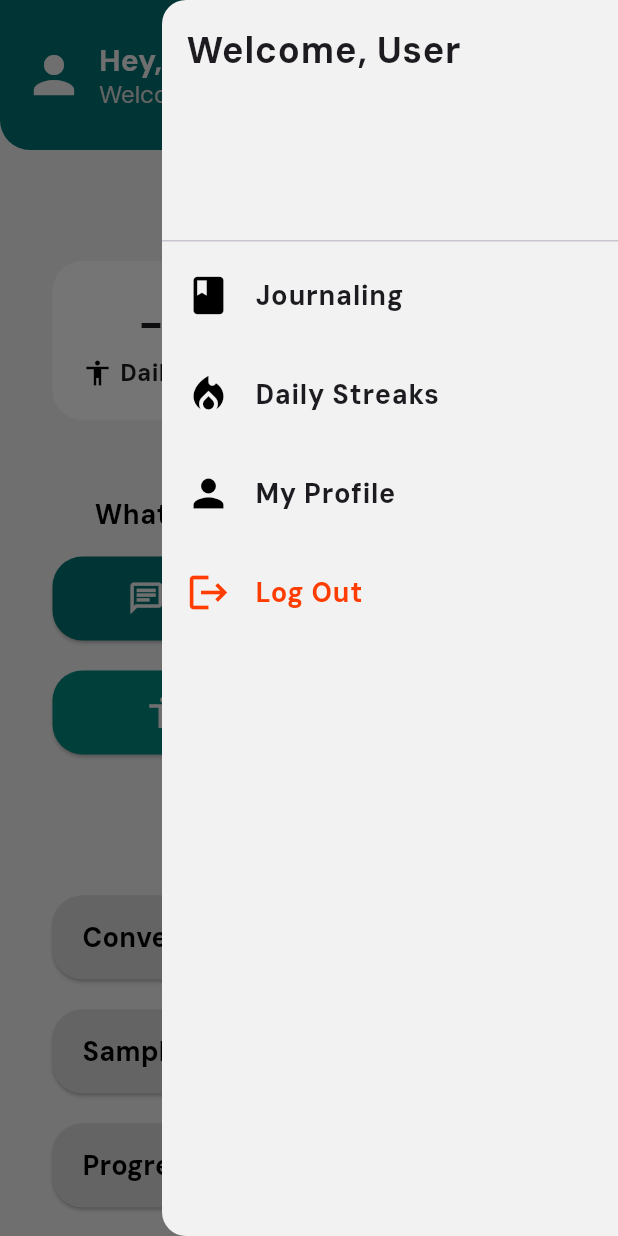
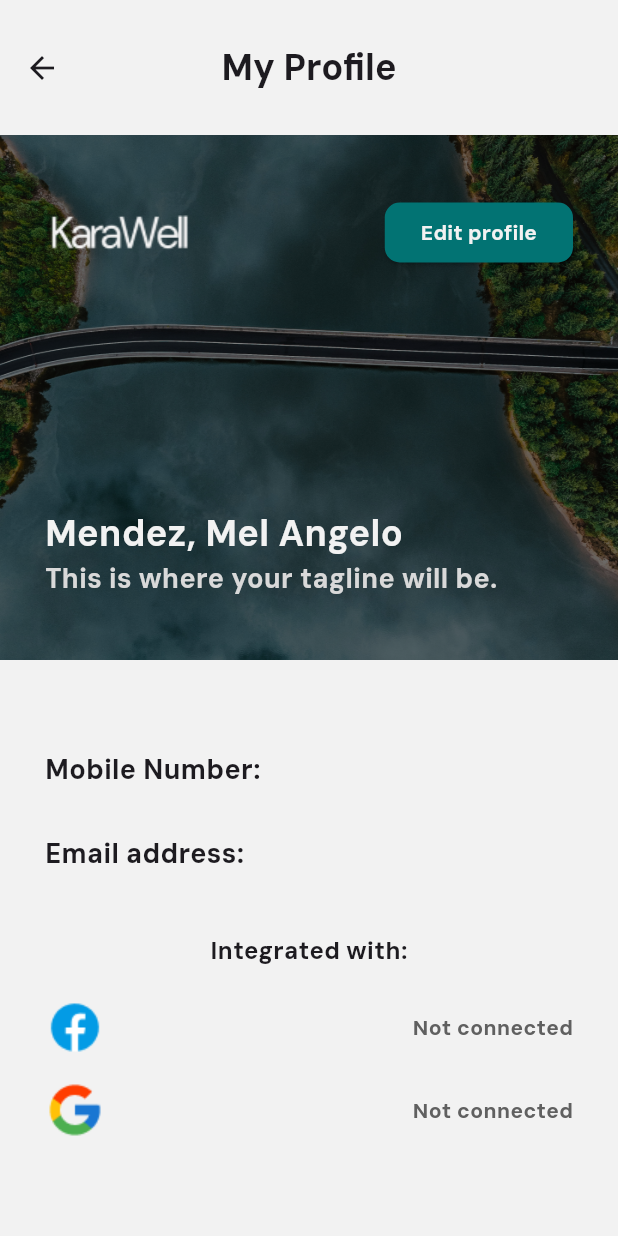
Before and after one commit to melmendez37/karawell, a Flutter app: the Homepage screen opened directly, in the side drawer, after a tap on "My Profile", on a phone screen of 412 x 824 dp. Run offline on Flutter 3.47's test engine with Material 3 defaults, Android fonts, the phone set to English and light mode, and no system bars.

Commit message:
added profile page

```diff
--- a/lib/screens/homepage.dart
+++ b/lib/screens/homepage.dart
@@ -1,5 +1,6 @@
 import 'package:flutter/material.dart';
 import 'package:myapp/screens/journaling_page.dart';
+import 'package:myapp/screens/my_profile.dart';
 import 'package:myapp/screens/streaks_page.dart';
 import 'package:myapp/screens/chat_room.dart';
 
@@ -509,7 +510,12 @@ class Homepage extends StatelessWidget {
                     fontSize: 18.0
                   ),
               ),
-              onTap: (){},
+              onTap: (){
+                Navigator.push(
+                  context,
+                  MaterialPageRoute(builder: (context) => MyProfile()),
+                );
+              },
             ),
 
             SizedBox(height: 10),
--- /dev/null
+++ b/lib/screens/my_profile.dart
@@ -0,0 +1,248 @@
+import 'package:flutter/material.dart';
+
+class MyProfile extends StatelessWidget {
+  @override
+  Widget build(BuildContext context) {
+    return Scaffold(
+      backgroundColor: Color(0xFFF2F2F2),
+      appBar: AppBar(
+        toolbarHeight: 90,
+        backgroundColor: Colors.transparent,
+        title: Text(
+          'My Profile',
+          style: TextStyle(
+              fontFamily: 'DM_Sans',
+              fontSize: 24.0,
+              fontWeight: FontWeight.bold,
+          ),
+        ),
+        centerTitle: true,
+        automaticallyImplyLeading: true,
+
+        shape: RoundedRectangleBorder(
+          borderRadius: BorderRadius.vertical(
+            bottom: Radius.circular(20),
+            top: Radius.circular(20),
+          ),
+
+        ),
+      ),
+
+      body: Center(
+        child: Column(
+          children: [
+            Container(
+              height: 350,
+              width: double.infinity,
+              padding: EdgeInsets.symmetric(
+                vertical: 10,
+                horizontal: 10
+              ),
+              decoration: BoxDecoration(
+                image: DecorationImage(
+                    image: AssetImage('assets/img-1.jpg'),
+                    fit: BoxFit.cover,
+                    colorFilter: ColorFilter.mode(
+                      Colors.black.withOpacity(0.5),
+                      BlendMode.darken
+                    ),
+                ),
+              ),
+              child: Column(
+                mainAxisAlignment: MainAxisAlignment.center,
+                children: [
+                  Padding(
+                    padding: EdgeInsets.symmetric(
+                      vertical: 30,
+                      horizontal: 20,
+                    ),
+                    child: Row(
+                      mainAxisAlignment: MainAxisAlignment.spaceBetween,
+                      children: [
+                        Image(
+                          image: AssetImage('assets/karawell-name-light.png'),
+                        ),
+                        ElevatedButton(
+                            onPressed: (){
+
+                            },
+                            style: ElevatedButton.styleFrom(
+                                backgroundColor: Color(0xff027373),
+                                shape: RoundedRectangleBorder(
+                                  borderRadius: BorderRadius.circular(10),
+                                )
+                            ),
+                            child: Text(
+                              'Edit profile',
+                              style: TextStyle(
+                                  fontFamily: 'DM_Sans',
+                                  fontWeight: FontWeight.bold,
+                                  color: Color(0xFFF2F2F2)
+                              ),
+                            )
+                        )
+                      ],
+                    ),
+                  ),
+
+                  SizedBox(height: 100),
+
+                  Padding(
+                    padding: EdgeInsets.symmetric(
+                      vertical: 30,
+                      horizontal: 20,
+                    ),
+                    child: Row(
+                      children: [
+                        Column(
+                          crossAxisAlignment: CrossAxisAlignment.start,
+                          children: [
+                            Text(
+                              'Mendez, Mel Angelo',
+                              style: TextStyle(
+                                  fontFamily: 'DM_Sans',
+                                  fontWeight: FontWeight.bold,
+                                  fontSize: 24,
+                                  color: Color(0xFFF2F2F2)
+                              ),
+                            ),
+                            Text(
+                              'This is where your tagline will be.',
+                              style: TextStyle(
+                                  fontFamily: 'DM_Sans',
+                                  fontWeight: FontWeight.bold,
+                                  fontSize: 18,
+                                  color: Color(0xFFD9D9D9)
+                              ),
+                            ),
+                          ],
+                        ),
+                        SizedBox.fromSize(),
+                      ],
+                    )
+                  )
+                ],
+              ),
+            ),
+
+            //another container
+            Container(
+              padding: EdgeInsets.symmetric(
+                vertical: 30,
+                horizontal: 20,
+              ),
+
+              child: Column(
+                mainAxisAlignment: MainAxisAlignment.center,
+                children: [
+                  Padding(
+                      padding: EdgeInsets.symmetric(
+                        vertical: 30,
+                        horizontal: 10,
+                      ),
+                    child: Column(
+                      children: [
+                        Row(
+                          children: [
+                            Text(
+                              'Mobile Number:',
+                              style: TextStyle(
+                                  fontFamily: 'DM_Sans',
+                                  fontWeight: FontWeight.bold,
+                                  fontSize: 18
+                              ),
+                            ),
+
+                            SizedBox.fromSize(),
+                          ],
+                        ),
+
+                        SizedBox(height: 30),
+
+                        Row(
+                          children: [
+                            Text(
+                              'Email address:',
+                              style: TextStyle(
+                                  fontFamily: 'DM_Sans',
+                                  fontWeight: FontWeight.bold,
+                                  fontSize: 18
+                              ),
+                            ),
+
+                            SizedBox.fromSize(),
+                          ],
+                        ),
+                      ],
+                    )
+                  ),
+
+                  Padding(
+                    padding: EdgeInsets.symmetric(
+                      vertical: 10,
+                      horizontal: 10,
+                    ),
+                    child: Column(
+                      children: [
+                        Text(
+                          'Integrated with:',
+                          style: TextStyle(
+                              fontFamily: 'DM_Sans',
+                              fontWeight: FontWeight.bold,
+                              fontSize: 16
+                          ),
+                        ),
+
+                        SizedBox(height: 20),
+
+                        Row(
+                          mainAxisAlignment: MainAxisAlignment.spaceBetween,
+                          children: [
+                            Image(
+                              image: AssetImage('assets/fb-frame.png'),
+                            ),
+
+                            Text(
+                              "Not connected",
+                              style: TextStyle(
+                                fontFamily: 'DM_Sans',
+                                fontSize: 14,
+                                fontWeight: FontWeight.bold,
+                                color: Color(0xFF606060),
+                              ),
+                            ),
+                          ],
+                        ),
+
+                        SizedBox(height: 15),
+
+                        Row(
+                          mainAxisAlignment: MainAxisAlignment.spaceBetween,
+                          children: [
+                            Image(
+                              image: AssetImage('assets/google-frame.png'),
+                            ),
+
+                            Text(
+                              "Not connected",
+                              style: TextStyle(
+                                fontFamily: 'DM_Sans',
+                                fontSize: 14,
+                                fontWeight: FontWeight.bold,
+                                color: Color(0xFF606060),
+                              ),
+                            ),
+                          ],
+                        ),
+                      ],
+                    ),
+                  )
+                ],
+              ),
+            ),
+          ],
+        )
+      )
+    );
+  }
+}
```
Also changed, not shown: assets/fb-frame.png (added), assets/fb-frame.svg (added), assets/google-frame.png (added), assets/karawell-name-dark.png (added), assets/karawell-name-light.png (added), assets/sample-profile.png (added).
